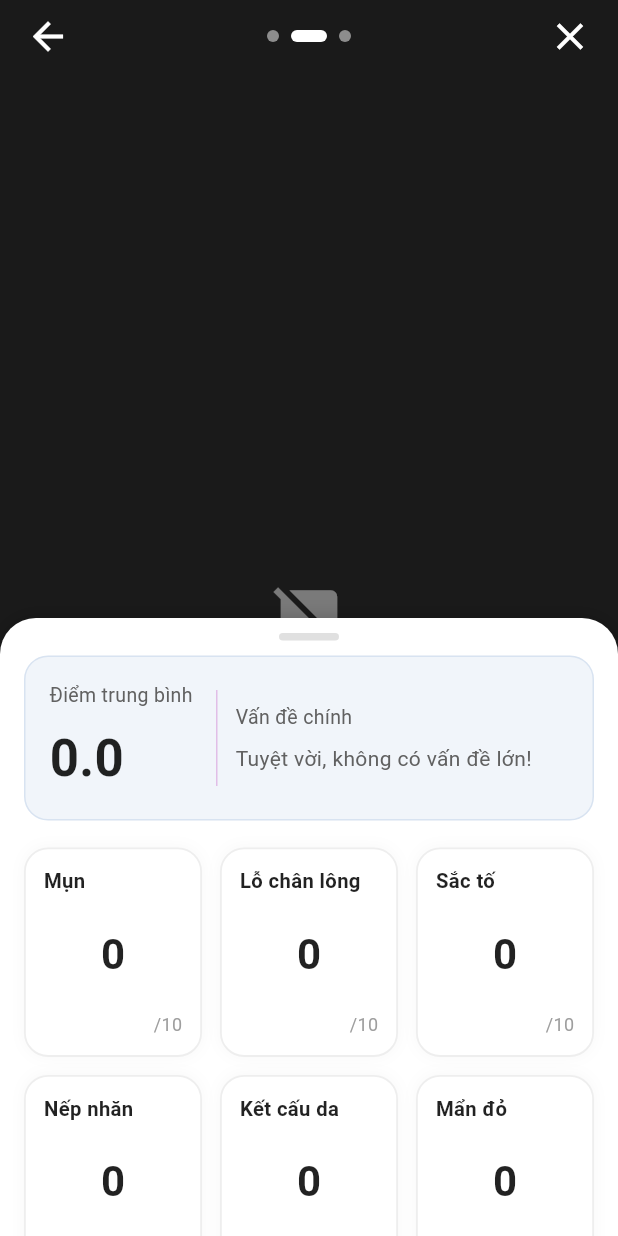
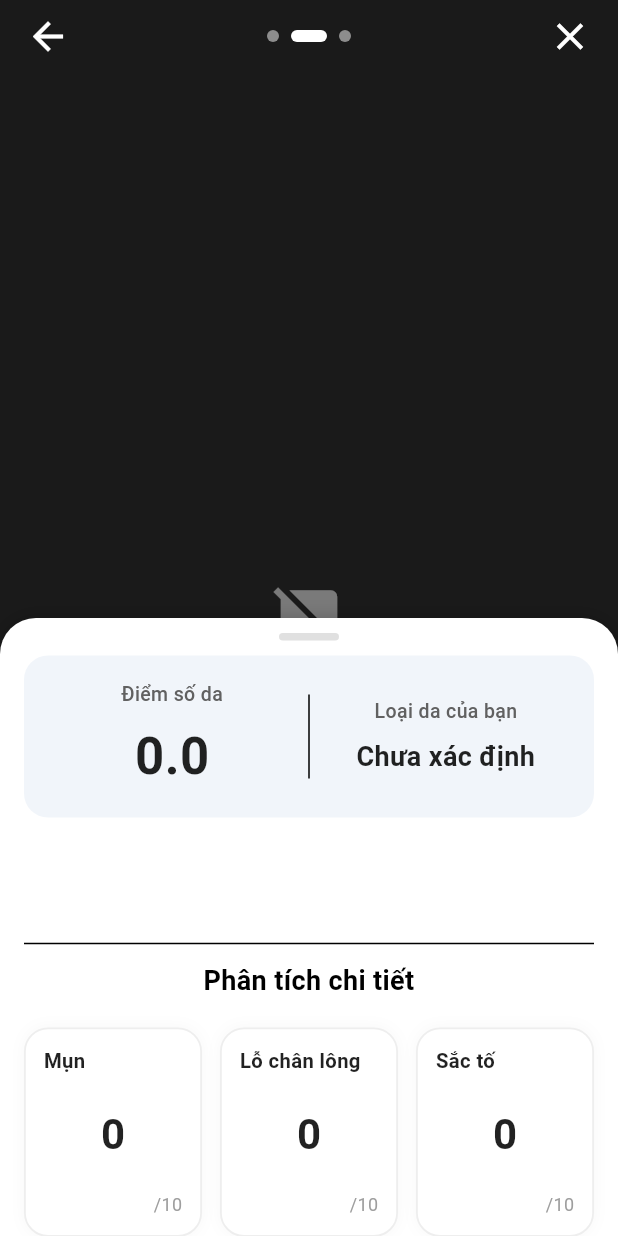
Before and after one commit to htrsng/btl_tbdd_NO5_trang-thanh, a Flutter app: the ResultsStep screen opened directly with empty values, on a phone screen of 412 x 824 dp. Run offline on Flutter 3.47's test engine with Material 3 defaults, Android fonts, the phone set to English and light mode, and no system bars; our stand-ins replace fl_chart, flutter_riverpod, image_picker, lottie, shared_preferences; accounts and stored records are empty; network calls fail.

Commit message:
cap nhat ket qua khao sat

```diff
--- a/app/lib/providers/navigation_provider.dart
+++ b/app/lib/providers/navigation_provider.dart
@@ -3,3 +3,4 @@ import 'package:flutter_riverpod/flutter_riverpod.dart';
 // Provider này giữ index của tab đang được chọn trên MainScreen.
 // Mặc định là 0 (Trang chủ).
 final mainTabIndexProvider = StateProvider<int>((ref) => 0);
+final suggestionsTabIndexProvider = StateProvider<int>((ref) => 0);
--- a/app/lib/widgets/results/analysis_panel_content.dart
+++ b/app/lib/widgets/results/analysis_panel_content.dart
@@ -1,39 +1,15 @@
 import 'package:flutter/material.dart';
+import 'package:flutter_riverpod/flutter_riverpod.dart';
 import '../../models/skin_analysis_model.dart';
+import '../../providers/navigation_provider.dart';
 
-class AnalysisPanelContent extends StatelessWidget {
+class AnalysisPanelContent extends ConsumerWidget {
   final SkinAnalysis analysis;
 
-  // [SỬA LỖI #1] - Đảm bảo constructor sử dụng tham số có tên
   const AnalysisPanelContent({required this.analysis, super.key});
 
-  // Hàm helper để lấy điểm số dạng số (int) một cách an toàn
-  int _getScoreValue(String key) {
-    // Sử dụng .toJson() để truy cập map gốc nếu cần,
-    // nhưng tốt hơn là truy cập trực tiếp nếu model cho phép.
-    // Dưới đây là cách truy cập trực tiếp, an toàn hơn.
-    switch (key) {
-      case 'acne':
-        return analysis.analysis.acne;
-      case 'pores':
-        return analysis.analysis.pores;
-      case 'pigmentation':
-        return analysis.analysis.pigmentation;
-      case 'wrinkles':
-        return analysis.analysis.wrinkles;
-      case 'texture':
-        return analysis.analysis.texture;
-      case 'redness':
-        return analysis.analysis.redness;
-      default:
-        return 0;
-    }
-  }
-
   @override
-  Widget build(BuildContext context) {
-    // [CẢI TIẾN #4] - Truy cập dữ liệu trực tiếp từ model đã type-safe
-    final overallIssues = analysis.analysis.overallIssues;
+  Widget build(BuildContext context, WidgetRef ref) {
     final scoreText = analysis.skinScore.toStringAsFixed(1);
     final skinType =
         analysis.skinType.isNotEmpty ? analysis.skinType : 'Chưa xác định';
@@ -48,20 +24,29 @@ class AnalysisPanelContent extends StatelessWidget {
             height: 5,
             decoration: BoxDecoration(
                 color: Colors.grey.shade300,
-              borderRadius: BorderRadius.circular(10.0),
-            ),
+                borderRadius: BorderRadius.circular(10.0)),
           ),
         ),
 
         Padding(
           padding: const EdgeInsets.fromLTRB(16.0, 0, 16.0, 16.0),
           child: Column(
-            mainAxisSize: MainAxisSize.min,
+            crossAxisAlignment: CrossAxisAlignment.stretch,
             children: [
-              buildTopInfoCard(context, scoreText, skinType, overallIssues),
+              _buildTopInfoCard(context, scoreText, skinType),
+              const SizedBox(height: 24),
+              _buildImprovementTeaser(context),
+              const SizedBox(height: 24),
+              _buildProductTeaser(context, ref),
+              const SizedBox(height: 24),
+              const Divider(height: 24),
+              const Text(
+                "Phân tích chi tiết",
+                style: TextStyle(fontSize: 18, fontWeight: FontWeight.bold),
+                textAlign: TextAlign.center,
+              ),
               const SizedBox(height: 18),
-              buildGridInfoCards(context),
-              // Các phần còn lại như buildIssuesList, buildWarningBox có thể được thêm vào đây
+              _buildGridInfoCards(context),
             ],
           ),
         ),
@@ -69,79 +54,164 @@ class AnalysisPanelContent extends StatelessWidget {
     );
   }
 
-  // --- CÁC WIDGET CON ĐÃ ĐƯỢC CẬP NHẬT ---
+  // --- WIDGET CON ĐÃ ĐƯỢC CẬP NHẬT ---
 
-  Widget buildTopInfoCard(BuildContext context, String scoreText,
-      String skinType, List<SkinIssueDetail> overallIssues) {
+  Widget _buildTopInfoCard(
+      BuildContext context, String scoreText, String skinType) {
     return Container(
-      padding: const EdgeInsets.all(16.0),
+      padding: const EdgeInsets.symmetric(vertical: 16.0, horizontal: 8.0),
       decoration: BoxDecoration(
         color: Theme.of(context).colorScheme.primary.withAlpha(20),
         borderRadius: BorderRadius.circular(16.0),
-        border: Border.all(
-            color: Theme.of(context).colorScheme.primary.withAlpha(40)),
       ),
+      child: IntrinsicHeight(
         child: Row(
+          mainAxisAlignment: MainAxisAlignment.spaceEvenly,
           children: [
+            // Cột Điểm trung bình
             Expanded(
-            flex: 2,
               child: Column(
-              crossAxisAlignment: CrossAxisAlignment.start,
+                mainAxisAlignment: MainAxisAlignment.center,
                 children: [
-                Text("Điểm trung bình",
-                    style:
-                        TextStyle(color: Colors.grey.shade700, fontSize: 13)),
+                  Text(
+                    "Điểm số da",
+                    style: TextStyle(
+                        color: Colors.grey.shade700,
+                        fontSize: 13,
+                        fontWeight: FontWeight.w500),
+                  ),
                   const SizedBox(height: 8),
-                Text(scoreText,
+                  Text(
+                    scoreText,
                     style: const TextStyle(
                         fontSize: 34,
                         fontWeight: FontWeight.bold,
-                        color: Colors.black87)),
+                        color: Colors.black87),
+                  ),
                 ],
               ),
             ),
-          Container(height: 64, width: 1, color: Colors.purple.shade100),
-          const SizedBox(width: 12),
+            const VerticalDivider(
+                width: 1, thickness: 1, indent: 10, endIndent: 10),
+            // Cột Loại da
             Expanded(
-            flex: 4,
               child: Column(
-              crossAxisAlignment: CrossAxisAlignment.start,
+                mainAxisAlignment: MainAxisAlignment.center,
                 children: [
-                Text("Vấn đề chính",
-                    style:
-                        TextStyle(color: Colors.grey.shade700, fontSize: 13)),
+                  Text(
+                    "Loại da của bạn",
+                    style: TextStyle(
+                        color: Colors.grey.shade700,
+                        fontSize: 13,
+                        fontWeight: FontWeight.w500),
+                  ),
                   const SizedBox(height: 8),
-                if (overallIssues.isNotEmpty)
-                  Wrap(
-                    spacing: 8,
-                    runSpacing: 6,
-                    children: overallIssues.take(2).map((issue) {
-                      return Chip(
-                        label: Text(issue.label,
-                            style: const TextStyle(fontSize: 12)),
-                        backgroundColor: Theme.of(context)
-                            .colorScheme
-                            .secondary
-                            .withAlpha(30),
-                        side: BorderSide.none,
-                        visualDensity: VisualDensity.compact,
-                      );
-                    }).toList(),
-                  )
-                else
-                  Text("Tuyệt vời, không có vấn đề lớn!",
-                      style: TextStyle(color: Colors.grey.shade700)),
+
+                  // [SỬA LỖI] - Hiển thị toàn bộ chuỗi skinType
+                  Text(
+                    skinType, // <-- Đã xóa .split(' ')[0]
+                    textAlign: TextAlign.center,
+                    maxLines: 2, // Cho phép hiển thị tối đa 2 dòng
+                    overflow: TextOverflow.ellipsis, // Thêm dấu ... nếu quá dài
+                    style: const TextStyle(
+                      fontSize: 18, // Điều chỉnh font size cho phù hợp
+                      fontWeight: FontWeight.bold,
+                      color: Colors.black87,
+                    ),
+                  ),
                 ],
               ),
             ),
           ],
         ),
+      ),
     );
   }
 
-  // [CẢI TIẾN #2] - Hiển thị điểm số động từ model
-  Widget buildGridInfoCards(BuildContext context) {
-    // Ánh xạ giữa tên hiển thị và key trong model AnalysisDetail
+  // Các hàm còn lại giữ nguyên như cũ...
+  Widget _buildImprovementTeaser(BuildContext context) {
+    final improvementTips =
+        analysis.improvements.values.expand((tips) => tips).take(2).toList();
+    if (improvementTips.isEmpty) return const SizedBox.shrink();
+
+    return Column(
+      crossAxisAlignment: CrossAxisAlignment.start,
+      children: [
+        const Text("Phương pháp cải thiện",
+            style: TextStyle(fontSize: 18, fontWeight: FontWeight.bold)),
+        const SizedBox(height: 8),
+        ...improvementTips.map((tip) => ListTile(
+              leading: Icon(Icons.check_circle_outline,
+                  color: Theme.of(context).colorScheme.primary),
+              title: Text(tip),
+              dense: true,
+              contentPadding: EdgeInsets.zero,
+            )),
+      ],
+    );
+  }
+
+  Widget _buildProductTeaser(BuildContext context, WidgetRef ref) {
+    final products = analysis.products;
+    if (products.isEmpty) return const SizedBox.shrink();
+
+    return Column(
+      children: [
+        Row(
+          mainAxisAlignment: MainAxisAlignment.spaceBetween,
+          children: [
+            const Text("Sản phẩm gợi ý",
+                style: TextStyle(fontSize: 18, fontWeight: FontWeight.bold)),
+            TextButton(
+              onPressed: () {
+                ref.read(mainTabIndexProvider.notifier).state = 1;
+                ref.read(suggestionsTabIndexProvider.notifier).state = 1;
+              },
+              child: const Text("Nhiều hơn >>"),
+            ),
+          ],
+        ),
+        const SizedBox(height: 12),
+        Row(
+          mainAxisAlignment: MainAxisAlignment.spaceAround,
+          children: products
+              .take(3)
+              .map((product) => _buildMiniProductCard(product))
+              .toList(),
+        ),
+      ],
+    );
+  }
+
+  Widget _buildMiniProductCard(ProductSuggestion product) {
+    return SizedBox(
+      width: 100,
+      child: Column(
+        children: [
+          Container(
+            height: 80,
+            width: 80,
+            padding: const EdgeInsets.all(4),
+            decoration: BoxDecoration(
+                color: Colors.grey.shade100,
+                borderRadius: BorderRadius.circular(12)),
+            child: Image.network(product.image,
+                fit: BoxFit.contain,
+                errorBuilder: (c, e, s) => const Icon(Icons.image)),
+          ),
+          const SizedBox(height: 8),
+          Text(product.name,
+              textAlign: TextAlign.center,
+              maxLines: 2,
+              overflow: TextOverflow.ellipsis,
+              style:
+                  const TextStyle(fontSize: 13, fontWeight: FontWeight.w500)),
+        ],
+      ),
+    );
+  }
+
+  Widget _buildGridInfoCards(BuildContext context) {
     final List<Map<String, dynamic>> issueDetails = [
       {'label': 'Mụn', 'key': 'acne', 'color': const Color(0xFFF44336)},
       {
@@ -175,7 +245,6 @@ class AnalysisPanelContent extends StatelessWidget {
       ),
       itemBuilder: (context, i) {
         final detail = issueDetails[i];
-        // Dùng hàm helper để lấy điểm số động từ `analysis`
         final score = _getScoreValue(detail['key']);
 
         return buildInfoCard(
@@ -187,7 +256,25 @@ class AnalysisPanelContent extends StatelessWidget {
     );
   }
 
-  // [CẢI TIẾN #3] - Giao diện thẻ mới, hiển thị điểm số thay vì ổ khóa
+  int _getScoreValue(String key) {
+    switch (key) {
+      case 'acne':
+        return analysis.analysis.acne;
+      case 'pores':
+        return analysis.analysis.pores;
+      case 'pigmentation':
+        return analysis.analysis.pigmentation;
+      case 'wrinkles':
+        return analysis.analysis.wrinkles;
+      case 'texture':
+        return analysis.analysis.texture;
+      case 'redness':
+        return analysis.analysis.redness;
+      default:
+        return 0;
+    }
+  }
+
   Widget buildInfoCard(String title, int score, Color dotColor) {
     return Container(
       padding: const EdgeInsets.all(12.0),
@@ -195,9 +282,7 @@ class AnalysisPanelContent extends StatelessWidget {
         color: Colors.white,
         borderRadius: BorderRadius.circular(16.0),
         border: Border.all(color: Colors.grey.shade200, width: 1.2),
-        boxShadow: [
-          BoxShadow(color: Colors.black.withAlpha(8), blurRadius: 8),
-        ],
+        boxShadow: [BoxShadow(color: Colors.black.withAlpha(8), blurRadius: 8)],
       ),
       child: Column(
         crossAxisAlignment: CrossAxisAlignment.start,
@@ -210,21 +295,18 @@ class AnalysisPanelContent extends StatelessWidget {
           const Spacer(),
           Center(
             child: Text(
-              score.toString(), // Hiển thị điểm số ở giữa
+              score.toString(),
               style: const TextStyle(
                   fontWeight: FontWeight.bold,
-                fontSize: 28, // Font lớn hơn
-                color: Colors.black87,
-              ),
+                  fontSize: 28,
+                  color: Colors.black87),
             ),
           ),
           const Spacer(),
           Align(
             alignment: Alignment.bottomRight,
-            child: Text(
-              '/10',
-              style: TextStyle(color: Colors.grey.shade500, fontSize: 12),
-            ),
+            child: Text('/10',
+                style: TextStyle(color: Colors.grey.shade500, fontSize: 12)),
           ),
         ],
       ),
```
Also changed, not shown: app/lib/providers/analysis_flow_provider.dart (+108 -50 lines). Lines whose indentation alone changed are shown as unchanged.
